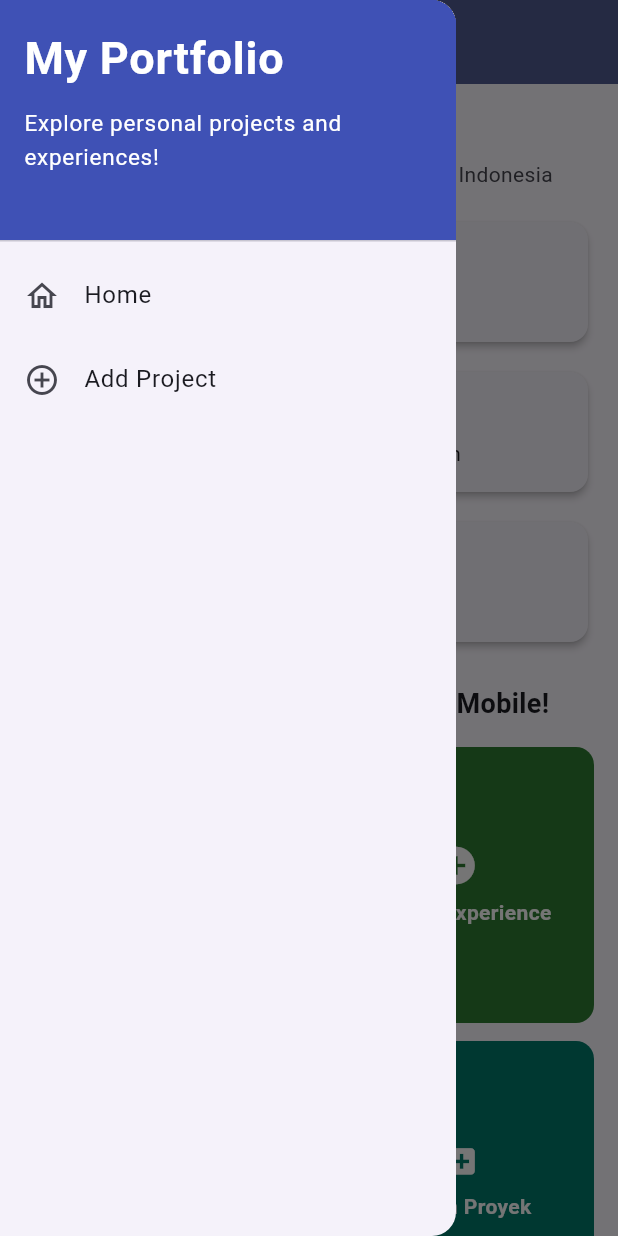
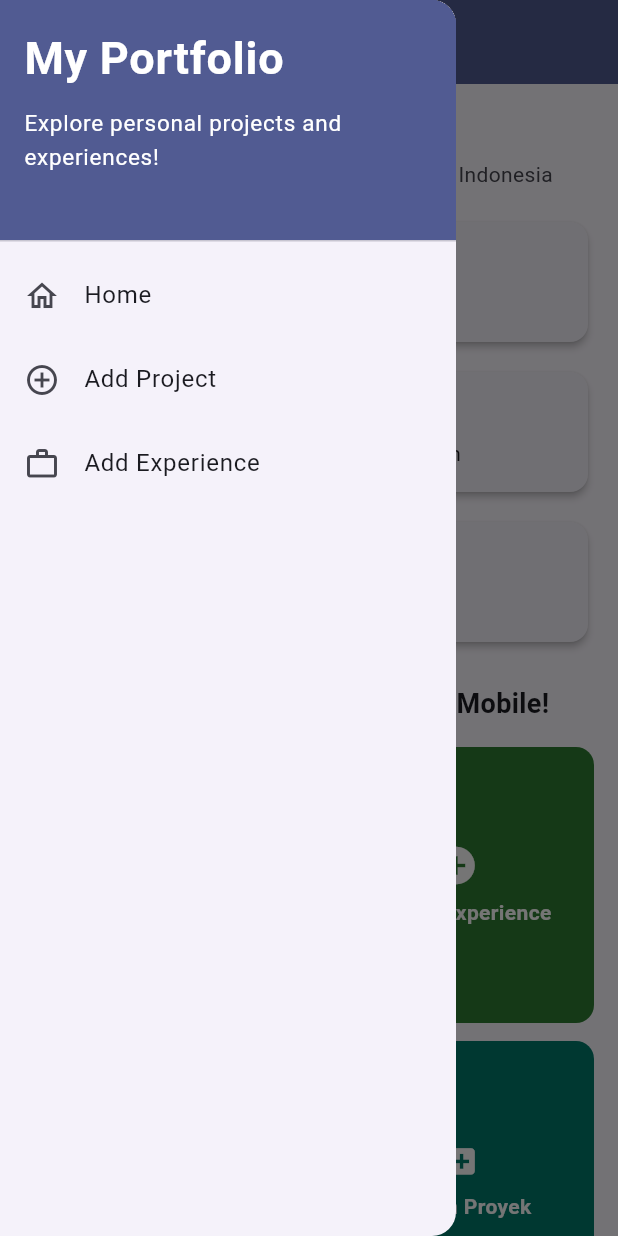
Before and after one commit to muhrayyan43/myportofolio_mobile, a Flutter app: the screen it shows after launch, with the side drawer open, on a phone screen of 412 x 824 dp. Run offline on Flutter 3.47's test engine with Material 3 defaults, Android fonts, the phone set to English and light mode, and no system bars; our stand-ins replace material_ui.

Commit message:
feat: open the experience form from the action card and drawer
The Tambah Experience card now pushes ExperienceFormPage after its
SnackBar, so the device back button returns to the home page. The
destination is stored in ItemHomepage.pageBuilder, which replaces the
item.name == 'Tambah Proyek' check in ItemCard; Tambah Proyek keeps
working through the same field.

The drawer gains Add Experience after Home and Add Project and uses
one _openPage helper for both forms: pushReplacement, closing the
drawer when the page is already open, and popUntil for Home.

AppBar colors now come from AppBarTheme in main.dart, and the drawer
header and Save button use colorScheme.primary instead of
Colors.indigo, so every page shares the same theme color.

Co-Authored-By: Claude Opus 5.5 <noreply@anthropic.com>
Claude-Session: https://claude.ai/code/session_01QKErxbWToMLmfMg75hVSeu

```diff
--- a/lib/main.dart
+++ b/lib/main.dart
@@ -5,19 +5,28 @@ void main() {
   runApp(const MyApp());
 }
 
-/// Root aplikasi: MaterialApp dengan tema indigo dan amber dari Tutorial 08.
+/// Tema aplikasi: warna indigo dan amber dari Tutorial 08.
+///
+/// [AppBarTheme] memakai `colorScheme.primary`, sehingga AppBar di semua
+/// halaman berwarna sama tanpa perlu diatur ulang di setiap halaman.
+ThemeData buildAppTheme() {
+  final colorScheme = ColorScheme.fromSeed(seedColor: Colors.indigo, secondary: Colors.amber[700]);
+  return ThemeData(
+    colorScheme: colorScheme,
+    useMaterial3: true,
+    appBarTheme: AppBarTheme(
+      backgroundColor: colorScheme.primary,
+      foregroundColor: colorScheme.onPrimary,
+    ),
+  );
+}
+
+/// Root aplikasi: MaterialApp dengan tema dari [buildAppTheme].
 class MyApp extends StatelessWidget {
   const MyApp({super.key});
 
   @override
   Widget build(BuildContext context) {
-    return MaterialApp(
-      title: 'MyPortfolio',
-      theme: ThemeData(
-        colorScheme: ColorScheme.fromSeed(seedColor: Colors.indigo, secondary: Colors.amber[700]),
-        useMaterial3: true,
-      ),
-      home: const MyHomePage(),
-    );
+    return MaterialApp(title: 'MyPortfolio', theme: buildAppTheme(), home: const MyHomePage());
   }
 }
--- a/lib/models/item_homepage.dart
+++ b/lib/models/item_homepage.dart
@@ -2,14 +2,25 @@ import 'package:material_ui/material_ui.dart';
 
 /// Data satu tombol aksi di halaman utama.
 ///
-/// Warna disimpan di model sehingga `ItemCard` cukup membaca [color],
-/// tanpa percabangan `if-else` per nama tombol. [description] tampil sebagai
-/// Tooltip dan ikut dibacakan oleh pembaca layar.
+/// Warna dan halaman tujuan disimpan di model sehingga `ItemCard` cukup
+/// membaca [color] dan [pageBuilder], tanpa percabangan `if-else` per nama
+/// tombol. [description] tampil sebagai Tooltip dan ikut dibacakan oleh
+/// pembaca layar.
 class ItemHomepage {
-  const ItemHomepage(this.name, this.icon, this.color, {required this.description});
+  const ItemHomepage(
+    this.name,
+    this.icon,
+    this.color, {
+    required this.description,
+    this.pageBuilder,
+  });
 
   final String name;
   final IconData icon;
   final Color color;
   final String description;
+
+  /// Halaman yang dibuka dengan `Navigator.push` setelah SnackBar tampil.
+  /// Jika `null`, kartu hanya menampilkan SnackBar.
+  final WidgetBuilder? pageBuilder;
 }
--- a/lib/screens/menu.dart
+++ b/lib/screens/menu.dart
@@ -2,6 +2,8 @@ import 'dart:math' as math;
 
 import 'package:material_ui/material_ui.dart';
 import 'package:myportofolio_mobile/models/item_homepage.dart';
+import 'package:myportofolio_mobile/screens/experience_form.dart';
+import 'package:myportofolio_mobile/screens/project_form.dart';
 import 'package:myportofolio_mobile/widgets/info_card.dart';
 import 'package:myportofolio_mobile/widgets/left_drawer.dart';
 import 'package:myportofolio_mobile/widgets/profile_header.dart';
@@ -44,6 +46,7 @@ class MyHomePage extends StatelessWidget {
       Icons.add_circle,
       Colors.green.shade800,
       description: 'Tambah pengalaman baru ke portofolio',
+      pageBuilder: (_) => const ExperienceFormPage(),
     ),
     ItemHomepage(
       'Lihat Proyek',
@@ -56,6 +59,7 @@ class MyHomePage extends StatelessWidget {
       Icons.create_new_folder,
       Colors.teal.shade700,
       description: 'Tambah proyek baru ke portofolio',
+      pageBuilder: (_) => const ProjectFormPage(),
     ),
     ItemHomepage('Logout', Icons.logout, Colors.red.shade700, description: 'Keluar dari akun'),
   ];
@@ -67,12 +71,7 @@ class MyHomePage extends StatelessWidget {
   Widget build(BuildContext context) {
     return Scaffold(
       appBar: AppBar(
-        title: const Text(
-          'MyPortfolio',
-          style: TextStyle(color: Colors.white, fontWeight: FontWeight.bold),
-        ),
-        backgroundColor: Theme.of(context).colorScheme.primary,
-        iconTheme: const IconThemeData(color: Colors.white),
+        title: const Text('MyPortfolio', style: TextStyle(fontWeight: FontWeight.bold)),
       ),
       drawer: const LeftDrawer(),
       body: SafeArea(
--- a/lib/widgets/left_drawer.dart
+++ b/lib/widgets/left_drawer.dart
@@ -1,4 +1,5 @@
 import 'package:material_ui/material_ui.dart';
+import 'package:myportofolio_mobile/screens/experience_form.dart';
 import 'package:myportofolio_mobile/screens/menu.dart';
 import 'package:myportofolio_mobile/screens/project_form.dart';
 
@@ -30,26 +31,26 @@ class LeftDrawer extends StatelessWidget {
     }
   }
 
-  /// Membuka form tambah proyek menggantikan halaman yang sedang tampil.
-  void _openProjectForm(BuildContext context) {
-    if (_isOnPage<ProjectFormPage>(context)) {
+  /// Membuka halaman bertipe [T] dari [builder] menggantikan halaman yang
+  /// sedang tampil. Jika halaman itu sedang terbuka, drawer cukup ditutup.
+  void _openPage<T extends Widget>(BuildContext context, WidgetBuilder builder) {
+    if (_isOnPage<T>(context)) {
       Navigator.pop(context);
     } else {
-      Navigator.pushReplacement(
-        context,
-        MaterialPageRoute(builder: (context) => const ProjectFormPage()),
-      );
+      Navigator.pushReplacement(context, MaterialPageRoute(builder: builder));
     }
   }
 
   @override
   Widget build(BuildContext context) {
+    final colorScheme = Theme.of(context).colorScheme;
+
     return Drawer(
       child: ListView(
         padding: EdgeInsets.zero,
         children: [
-          const DrawerHeader(
-            decoration: BoxDecoration(color: Colors.indigo),
+          DrawerHeader(
+            decoration: BoxDecoration(color: colorScheme.primary),
             // Tinggi header tetap, jadi teks yang diperbesar perlu bisa digulir.
             child: SingleChildScrollView(
               child: Column(
@@ -60,13 +61,13 @@ class LeftDrawer extends StatelessWidget {
                     style: TextStyle(
                       fontSize: 30,
                       fontWeight: FontWeight.bold,
-                      color: Colors.white,
+                      color: colorScheme.onPrimary,
                     ),
                   ),
-                  SizedBox(height: 10),
+                  const SizedBox(height: 10),
                   Text(
                     'Explore personal projects and experiences!',
-                    style: TextStyle(fontSize: 15, color: Colors.white),
+                    style: TextStyle(fontSize: 15, color: colorScheme.onPrimary),
                   ),
                 ],
               ),
@@ -80,7 +81,12 @@ class LeftDrawer extends StatelessWidget {
           ListTile(
             leading: const Icon(Icons.add_circle_outline),
             title: const Text('Add Project'),
-            onTap: () => _openProjectForm(context),
+            onTap: () => _openPage<ProjectFormPage>(context, (_) => const ProjectFormPage()),
+          ),
+          ListTile(
+            leading: const Icon(Icons.work_outline),
+            title: const Text('Add Experience'),
+            onTap: () => _openPage<ExperienceFormPage>(context, (_) => const ExperienceFormPage()),
           ),
         ],
       ),
```
Also changed, not shown: lib/screens/experience_form.dart (+1 -8 lines), lib/screens/project_form.dart (+5 -7 lines), lib/widgets/project_card.dart (+6 -7 lines), 2 other files.
